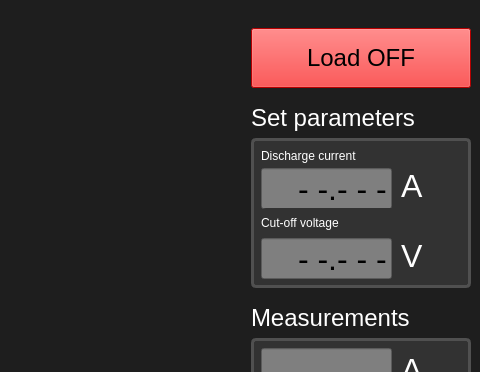
First picture: the form in desktop_app/prj/electronic_load_app.ui, repository Dominik-Workshop/Electronic_load, before the edit; both pictures show x 651 to 1131 and y 0 to 372 of the 1131 by 836 pixel window.
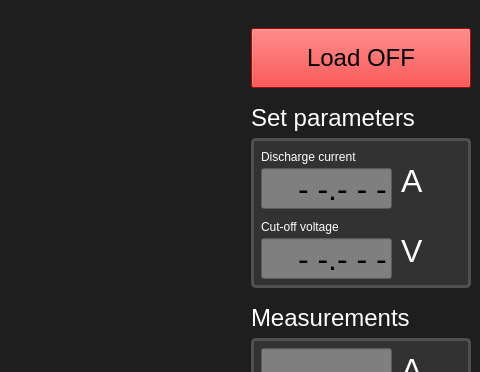
Second picture: the form after the edit. Custom widgets are drawn as their Qt base class.

Commit message: fix text alignement, capacity digits

Patch:
```diff
--- a/desktop_app/prj/electronic_load_app.ui
+++ b/desktop_app/prj/electronic_load_app.ui
@@ -254,7 +254,7 @@
          <property name="geometry">
           <rect>
            <x>10</x>
-           <y>3</y>
+           <y>4</y>
            <width>180</width>
            <height>30</height>
           </rect>
@@ -314,7 +314,7 @@
          <property name="geometry">
           <rect>
            <x>150</x>
-           <y>30</y>
+           <y>25</y>
            <width>22</width>
            <height>45</height>
           </rect>
@@ -352,7 +352,7 @@
          <property name="geometry">
           <rect>
            <x>10</x>
-           <y>70</y>
+           <y>74</y>
            <width>180</width>
            <height>30</height>
           </rect>
@@ -409,7 +409,7 @@
          <property name="geometry">
           <rect>
            <x>150</x>
-           <y>100</y>
+           <y>95</y>
            <width>22</width>
            <height>45</height>
           </rect>
```
Left out of the diff: 2 changed lines with no effect on the pictures. The commit also changes 2 other files.
